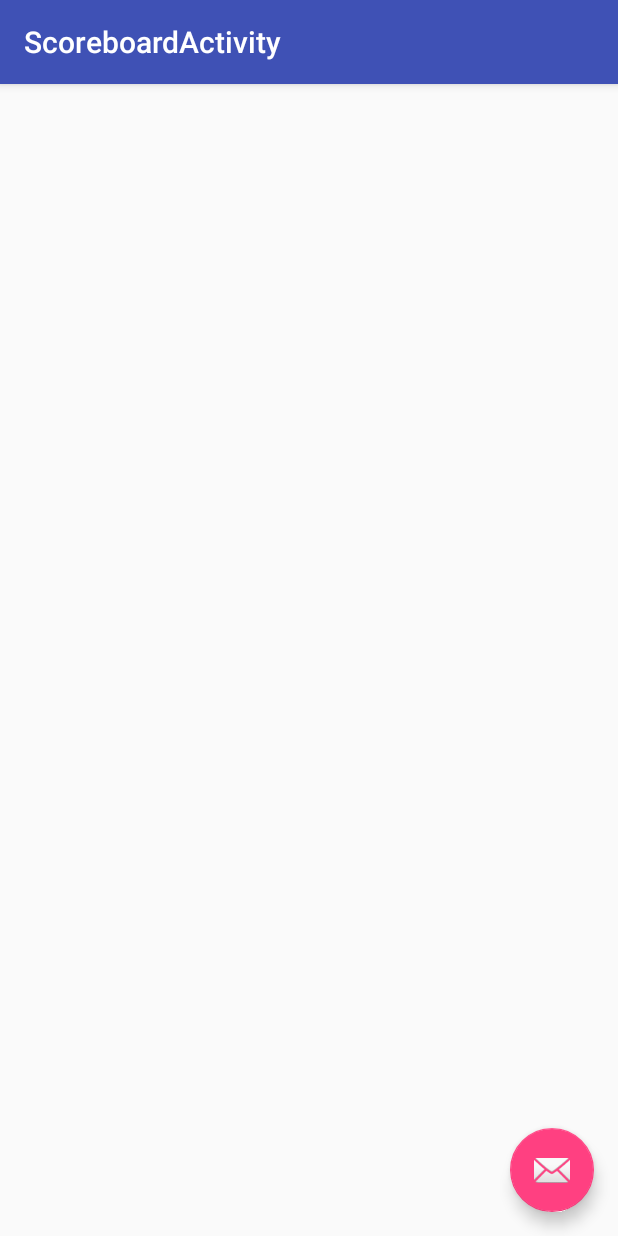
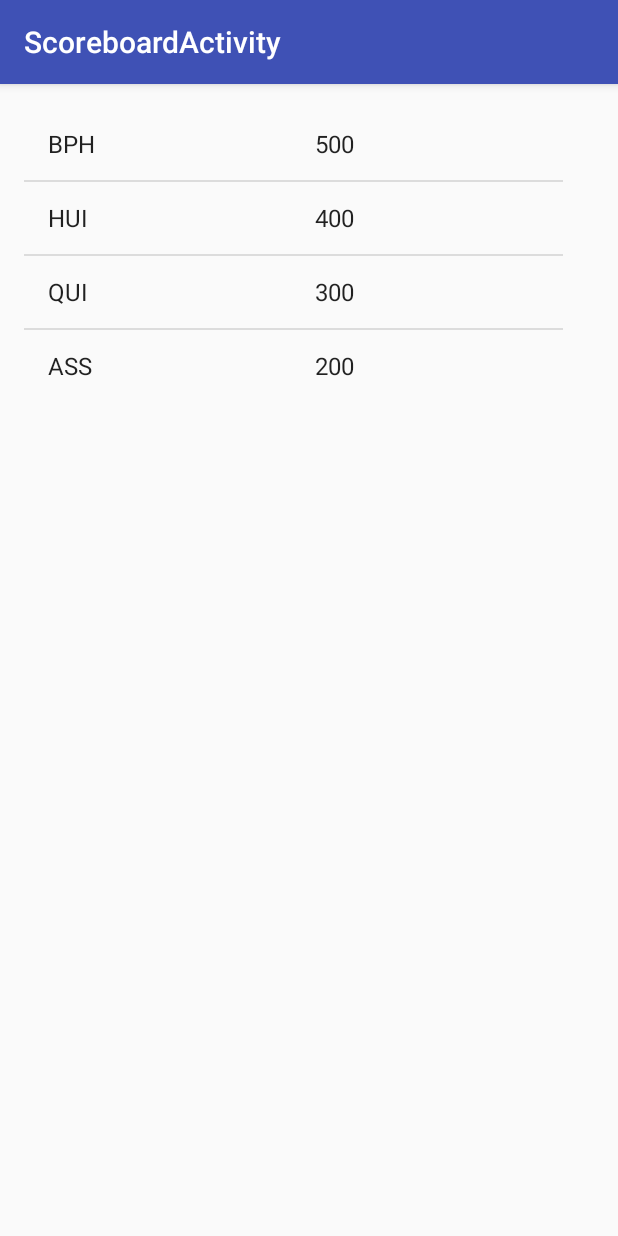
Before and after one commit to AdventureBeard/KittyCrash, an Android app: the ScoreboardActivity screen opened directly, with no data from a screen before it, on a phone screen of 412 x 824 dp. Run offline under Robolectric (Android 15) with nearby library versions, the phone set to English and light mode, and no system bars.

Commit message:
Implement scoreboard.

```diff
--- a/app/src/main/java/com/uidesign/braden/kittycrash/GameView.java
+++ b/app/src/main/java/com/uidesign/braden/kittycrash/GameView.java
@@ -1,6 +1,7 @@
 package com.uidesign.braden.kittycrash;
 
 import android.content.Context;
+import android.content.Intent;
 import android.content.res.Resources;
 import android.graphics.Bitmap;
 import android.graphics.BitmapFactory;
@@ -122,7 +123,7 @@ public class GameView extends View implements SensorEventListener {
         paint.setColor(Color.parseColor("#9FB6CD"));
         canvas.drawPaint(paint);
         paint.setColor(Color.WHITE);
-        canvas.drawText("Score: " + playerScore, 5 * screenWidth/8, 120, paint);
+        canvas.drawText("Score: " + playerScore, 5 * screenWidth / 8, 120, paint);
     }
 
     private void drawPaddle(Canvas canvas) {
@@ -166,8 +167,7 @@ public class GameView extends View implements SensorEventListener {
             dx *= -1;
             x += 10;
         } else if (newY >= screenHeight - ballRadius) {
-            dy *= -1;
-            y += -10;
+            gameOver();
         } else if (newY <= ballRadius) {
             dy *= -1;
             y += 10;
@@ -229,6 +229,13 @@ public class GameView extends View implements SensorEventListener {
                 }
             }
         }
+    }
+
+    private void gameOver() {
+        Context ctx = this.getContext();
+        Intent intent = new Intent(ctx, ScoreboardActivity.class);
+        intent.putExtra("playerScore", playerScore);
+        ctx.startActivity(intent);
     }
 
     /**
--- /dev/null
+++ b/app/src/main/java/com/uidesign/braden/kittycrash/Score.java
@@ -0,0 +1,37 @@
+package com.uidesign.braden.kittycrash;
+
+/**
+ * Created by braden on 11/29/15.
+ */
+public class Score implements Comparable<Score> {
+
+    String name;
+    int score;
+
+    public Score(String name, int score) {
+        this.name = name;
+        this.score = score;
+    }
+
+    public String getName() {
+        return name;
+    }
+
+    public int getScore() {
+        return score;
+    }
+
+    @Override
+    public String toString() {
+        return name + "\t\t\t" + score;
+    }
+
+    @Override
+    public int compareTo(Score otherScore) {
+        if (this.score < otherScore.score) {
+            return 1;
+        } else {
+            return -1;
+        }
+    }
+}
--- a/app/src/main/java/com/uidesign/braden/kittycrash/ScoreboardActivity.java
+++ b/app/src/main/java/com/uidesign/braden/kittycrash/ScoreboardActivity.java
@@ -1,13 +1,27 @@
 package com.uidesign.braden.kittycrash;
 
+import android.app.AlertDialog;
+import android.content.DialogInterface;
+import android.content.Intent;
 import android.os.Bundle;
 import android.support.design.widget.FloatingActionButton;
 import android.support.design.widget.Snackbar;
 import android.support.v7.app.AppCompatActivity;
 import android.support.v7.widget.Toolbar;
 import android.view.View;
+import android.widget.ArrayAdapter;
+import android.widget.EditText;
+import android.widget.ListView;
+
+import java.io.IOException;
+import java.util.ArrayList;
+import java.util.Collections;
 
 public class ScoreboardActivity extends AppCompatActivity {
+
+    ArrayList<Score> scoreboard;
+    ArrayAdapter<String> nameAdapter;
+    ArrayAdapter<String> scoreAdapter;
 
     @Override
     protected void onCreate(Bundle savedInstanceState) {
@@ -16,14 +30,71 @@ public class ScoreboardActivity extends AppCompatActivity {
         Toolbar toolbar = (Toolbar) findViewById(R.id.toolbar);
         setSupportActionBar(toolbar);
 
-        FloatingActionButton fab = (FloatingActionButton) findViewById(R.id.fab);
-        fab.setOnClickListener(new View.OnClickListener() {
-            @Override
-            public void onClick(View view) {
-                Snackbar.make(view, "Replace with your own action", Snackbar.LENGTH_LONG)
-                        .setAction("Action", null).show();
-            }
-        });
+        loadScoreBoard();
+
+        Intent newScoreIntent = getIntent();
+        final int newScore = newScoreIntent.getIntExtra("playerScore", 0);
+
+        if (scoreboard.size() < 10 || newScore > scoreboard.get(9).score) {
+            AlertDialog.Builder enterHiScore = new AlertDialog.Builder(this);
+            enterHiScore.setTitle("New High Score!");
+            enterHiScore.setMessage("Enter your name:");
+            final EditText nameInput = new EditText(this);
+            enterHiScore.setView(nameInput);
+            enterHiScore.setPositiveButton("OK", new DialogInterface.OnClickListener() {
+                @Override
+                public void onClick(DialogInterface dialog, int which) {
+                    String name = nameInput.getText().toString();
+                    scoreboard.add(new Score(name, newScore));
+
+                    try {
+                        ScoreboardLoader sl = new ScoreboardLoader(getApplicationContext());
+                        sl.writeScores(scoreboard);
+                    } catch (IOException e) {
+                        e.printStackTrace();
+                    }
+                    loadScoreBoard();
+                }
+            });
+            enterHiScore.show();
+        }
+
+
+
+    }
+
+    private void loadScoreBoard() {
+        try {
+            ScoreboardLoader sl = new ScoreboardLoader(getApplicationContext());
+            scoreboard = sl.readScores();
+            Collections.sort(scoreboard);
+        } catch (IOException e) {
+            e.printStackTrace();
+        }
+        if (scoreboard.size() > 10) {
+            scoreboard = (ArrayList) scoreboard.subList(0, 9);
+        }
+
+        ArrayList<String> names = new ArrayList<>();
+        ArrayList<String> scores = new ArrayList<>();
+        for (int i = 0; i < scoreboard.size(); i++) {
+            Score score = scoreboard.get(i);
+            names.add(score.getName());
+            scores.add(score.getScore() + "");
+        }
+        ListView nameList = (ListView) findViewById(R.id.nameList);
+        ListView scoreList = (ListView) findViewById(R.id.scoreList);
+        if (scores != null) {
+            nameAdapter = new ArrayAdapter<String>(this, android.R.layout.simple_list_item_1, names);
+            nameList.setAdapter(nameAdapter);
+            scoreAdapter = new ArrayAdapter<String>(this, android.R.layout.simple_list_item_1,scores);
+            scoreList.setAdapter(scoreAdapter);
+        }
+    }
+
+    @Override
+    public void onBackPressed() {
+
     }
 
 }
--- /dev/null
+++ b/app/src/main/java/com/uidesign/braden/kittycrash/ScoreboardLoader.java
@@ -0,0 +1,105 @@
+// Braden Herndon
+package com.uidesign.braden.kittycrash;
+
+import android.content.Context;
+
+import java.io.BufferedReader;
+import java.io.File;
+import java.io.FileInputStream;
+import java.io.FileNotFoundException;
+import java.io.FileOutputStream;
+import java.io.IOException;
+import java.io.InputStreamReader;
+import java.io.OutputStreamWriter;
+import java.util.ArrayList;
+
+/**
+ * Created by braden on 11/3/15.
+ */
+public class ScoreboardLoader {
+
+    Context ctx;
+
+    // The constructor for ContactFileIO takes the context of the main activity, ContactListActivity.
+    public ScoreboardLoader(Context context) throws IOException {
+        this.ctx = context;
+        File file = new File(context.getFilesDir(), "scoreboard.txt");
+        // If there is no contacts file, make one with bogus data.
+        if (!file.exists()) {
+        generateTestFile();
+        }
+    }
+
+    /**
+     * readContacts
+     * <p/>
+     * Reads a String of contacts from a text file in internal storage and populates an
+     * ArrayList with the results.
+     *
+     * @return an arrayList of contacts
+     * @throws IOException
+     */
+    public ArrayList readScores() throws IOException {
+        ArrayList<Score> scores = new ArrayList<>();
+        ArrayList<String> contacts = new ArrayList<>();
+        try {
+            FileInputStream fileIn = ctx.openFileInput("scoreboard.txt");
+            InputStreamReader inputReader = new InputStreamReader(fileIn);
+            BufferedReader br = new BufferedReader(inputReader);
+            String str;
+            int count = 0;
+            String[] data;
+            while ((str = br.readLine()) != null && count < 11) {
+                data = str.split("\t\t\t");
+                scores.add(new Score(data[0], Integer.parseInt(data[1])));
+                count++;
+            }
+            br.close();
+        } catch (FileNotFoundException e) {
+            System.out.println("File not found.");
+        } catch (IOException e) {
+            System.out.println("Something went wrong. :(");
+        }
+        return scores;
+    }
+
+    /**
+     * writeContacts
+     * <p/>
+     * Receive an arrayList of contacts and serialize them into a string to write to
+     * the contacts file in internal storage.
+     *
+     * @param contacts the contacts we want to write to file
+     * @throws IOException
+     */
+    public void writeScores(ArrayList scores) throws IOException {
+        try {
+            FileOutputStream fileOut = ctx.openFileOutput("scoreboard.txt", Context.MODE_PRIVATE);
+            OutputStreamWriter outputWriter = new OutputStreamWriter(fileOut);
+            String data = "";
+            for (int i = 0; i < scores.size(); i++) {
+                data = scores.get(i).toString() + "\n";
+                outputWriter.write(data);
+            }
+            outputWriter.close();
+        } catch (Exception e) {
+            System.out.println("Write failed.");
+            e.printStackTrace();
+        }
+    }
+
+    /**
+     * generateTestFile
+     * This is only called if there is no contacts file found on internal storage.
+     *
+     * @throws IOException
+     */
+    public void generateTestFile() throws IOException {
+        ArrayList<Score> scores = new ArrayList<>();
+        scores.add(new Score("BPH", 500));
+        scores.add(new Score("HUI", 400));
+        scores.add(new Score("QUI", 300));
+        scores.add(new Score("ASS", 200));
+        writeScores(scores);
+    }
+}
--- a/app/src/main/java/com/uidesign/braden/kittycrash/TitleScreenActivity.java
+++ b/app/src/main/java/com/uidesign/braden/kittycrash/TitleScreenActivity.java
@@ -143,6 +143,8 @@ public class TitleScreenActivity extends AppCompatActivity {
                     public void run() {
                         Intent intent = new Intent(getApplicationContext(), GameActivity.class);
                         startActivity(intent);
+//                        Intent intent = new Intent(getApplicationContext(), ScoreboardActivity.class);
+//                        startActivity(intent);
                     }
                 };
                 h.postDelayed(startGame, 150);
--- a/app/src/main/res/layout/activity_scoreboard.xml
+++ b/app/src/main/res/layout/activity_scoreboard.xml
@@ -17,9 +17,4 @@
 
     <include layout="@layout/content_scoreboard" />
 
-    <android.support.design.widget.FloatingActionButton android:id="@+id/fab"
-        android:layout_width="wrap_content" android:layout_height="wrap_content"
-        android:layout_gravity="bottom|end" android:layout_margin="@dimen/fab_margin"
-        android:src="@android:drawable/ic_dialog_email" />
-
 </android.support.design.widget.CoordinatorLayout>
--- a/app/src/main/res/layout/content_scoreboard.xml
+++ b/app/src/main/res/layout/content_scoreboard.xml
@@ -10,4 +10,30 @@
     tools:showIn="@layout/activity_scoreboard"
     tools:context="com.uidesign.braden.kittycrash.ScoreboardActivity">
 
+    <LinearLayout
+        android:orientation="vertical"
+        android:layout_width="match_parent"
+        android:layout_height="match_parent"
+        android:layout_alignParentTop="true"
+        android:layout_alignParentEnd="true">
+
+        <LinearLayout
+            android:orientation="horizontal"
+            android:layout_width="match_parent"
+            android:layout_height="wrap_content"
+            android:layout_gravity="center_horizontal">
+
+            <ListView
+                android:layout_width="178dp"
+                android:layout_height="wrap_content"
+                android:id="@+id/nameList"
+                android:choiceMode="none" />
+
+            <ListView
+                android:layout_width="181dp"
+                android:layout_height="wrap_content"
+                android:id="@+id/scoreList"
+                android:choiceMode="none" />
+        </LinearLayout>
+    </LinearLayout>
 </RelativeLayout>
```
